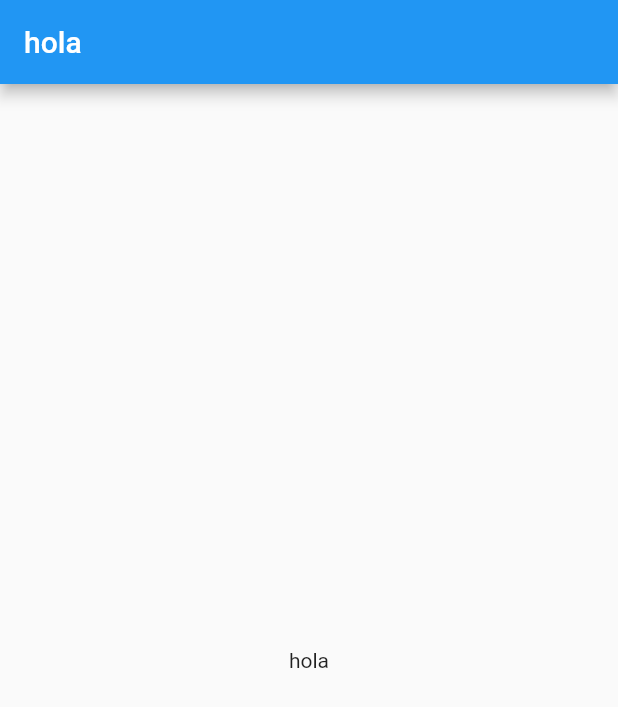
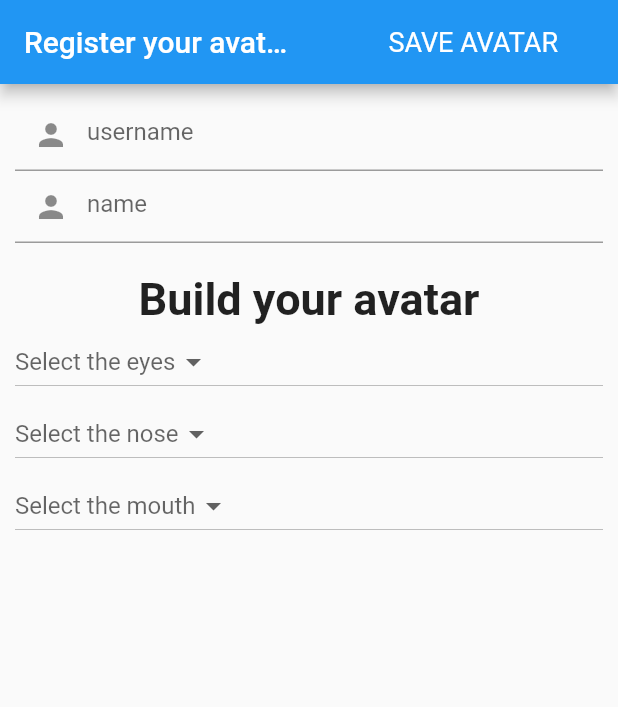
Before and after one commit to Canarygo1/examen_flutter_alejandrocruz, a Flutter app: the screen it shows after launch, on a phone screen of 412 x 824 dp. Shown: the top 707 px of the screen. Run offline on Flutter 3.47's test engine with Material 2 defaults, Android fonts, the phone set to English and light mode, and no system bars; network calls fail; statements that could not run were skipped.

Commit message:
funciona la 1 peticion

```diff
--- /dev/null
+++ b/lib/data/model/propertis.dart
@@ -0,0 +1,14 @@
+class Propertis {
+  List<String> atributtes =[];
+
+
+  Propertis(this.atributtes);
+
+  factory Propertis.fromJson(List<String> json) {
+    List <String> factoryAtributtes =[];
+    for(int i = 0;i<json.length;i++){
+      factoryAtributtes.add(json[i]);
+    }
+    return (Propertis(factoryAtributtes));
+  }
+}
--- a/lib/data/remote/remote_repository.dart
+++ b/lib/data/remote/remote_repository.dart
@@ -1,5 +1,5 @@
-import 'package:examen_flutter_alejandrocruz/data/model/Question.dart';
+import 'package:examen_flutter_alejandrocruz/data/model/propertis.dart';
 
 abstract class RemoteRepository{
-  Future<List<Question>> getQuestions(){}
+  Future<List<Propertis>> getPropertis(){}
 }
--- a/lib/home_ui/home_presenter.dart
+++ b/lib/home_ui/home_presenter.dart
@@ -1,9 +1,19 @@
+import 'package:examen_flutter_alejandrocruz/data/model/propertis.dart';
+import 'package:examen_flutter_alejandrocruz/data/remote/remote_repository.dart';
+
 class HomePresenter {
   HomeView _view;
+  RemoteRepository _remoteRepository;
+  List<Propertis> propertis = [];
 
-  HomePresenter(this._view);
+  HomePresenter(this._view, this._remoteRepository);
+
+  Future<void> init() async {
+    propertis = await _remoteRepository.getPropertis();
+    _view.showOptions(propertis);
+  }
 }
 
 abstract class HomeView {
-
+  showOptions(List<Propertis> propertis) {}
 }
--- a/lib/home_ui/home_screen.dart
+++ b/lib/home_ui/home_screen.dart
@@ -1,25 +1,131 @@
+import 'package:examen_flutter_alejandrocruz/data/model/propertis.dart';
 import 'package:examen_flutter_alejandrocruz/home_ui/home_presenter.dart';
 import 'package:flutter/material.dart';
+
+import '../Injector.dart';
 
 class HomeScreen extends StatefulWidget {
   @override
   _HomeScreenState createState() => _HomeScreenState();
 }
 
-class _HomeScreenState extends State<HomeScreen> implements HomeView{
+class _HomeScreenState extends State<HomeScreen> implements HomeView {
   HomePresenter homePresenter;
+  TextEditingController usernameController = new TextEditingController();
+  String eyes = "Select the eyes";
+  String nose = "Select the nose";
+  String mouth = "Select the mouth";
+  List<String> eyesValues = ["hola", "adios", "se fue"];
+  List<String> noseValues = ["hola", "adios", "se fue"];
+  List<String> moutValues = ["hola", "adios", "se fue"];
+
   @override
   void initState() {
-    homePresenter = HomePresenter(this);
+    homePresenter = HomePresenter(this, Injector.instance.remoteRepository);
+    homePresenter.init();
     super.initState();
   }
+
   @override
   Widget build(BuildContext context) {
     return Scaffold(
       appBar: AppBar(
-        title: Text("hola"),
+        title: Padding(
+          padding: const EdgeInsets.fromLTRB(0, 0, 50, 0),
+          child: Text("Register your avatar"),
+        ),
+        actions: <Widget>[
+          Padding(
+            padding: const EdgeInsets.fromLTRB(0, 0, 20, 0),
+            child: Row(
+              children: <Widget>[
+                Padding(
+                  padding: const EdgeInsets.fromLTRB(0, 0, 20, 0),
+                  child: GestureDetector(
+                      onTap: () => {},
+                      child: Text(
+                        "SAVE AVATAR",
+                        style: TextStyle(fontSize: 18),
+                      )),
+                ),
+              ],
+            ),
+          ),
+        ],
       ),
-      body: Center(child: Text("hola")),
+      body: Padding(
+        padding: const EdgeInsets.all(10.0),
+        child: ListView(
+          children: <Widget>[
+            TextField(
+              controller: usernameController,
+              keyboardType: TextInputType.number,
+              decoration: new InputDecoration(
+                  hintText: "username", prefixIcon: Icon(Icons.person)),
+            ),
+            TextField(
+              controller: usernameController,
+              keyboardType: TextInputType.number,
+              decoration: new InputDecoration(
+                  hintText: "name", prefixIcon: Icon(Icons.person)),
+            ),
+            Padding(
+              padding: const EdgeInsets.fromLTRB(0, 20, 0, 0),
+              child: Center(
+                  child: Text("Build your avatar",
+                      style: TextStyle(
+                          fontSize: 30, fontWeight: FontWeight.bold))),
+            ),
+            DropdownButton<String>(
+                items: eyesValues.map((String val) {
+                  return new DropdownMenuItem<String>(
+                    value: val,
+                    child: new Text(val),
+                  );
+                }).toList(),
+                hint: Text(eyes),
+                onChanged: (newVal) {
+                  eyes = newVal;
+                  setState(() {});
+                }),
+            DropdownButton<String>(
+                items: noseValues.map((String val) {
+                  return new DropdownMenuItem<String>(
+                    value: val,
+                    child: new Text(val),
+                  );
+                }).toList(),
+                hint: Text(nose),
+                onChanged: (newVal) {
+                  nose = newVal;
+                  print(mouth);
+                  setState(() {});
+                }),
+            DropdownButton<String>(
+                items: moutValues.map((String val) {
+                  return new DropdownMenuItem<String>(
+                    value: val,
+                    child: new Text(val),
+                  );
+                }).toList(),
+                hint: Text(mouth),
+                onChanged: (newVal) {
+                  mouth = newVal;
+                  print(mouth);
+                  setState(() {});
+                }),
+          ],
+        ),
+      ),
     );
   }
+
+  @override
+  showOptions(List<Propertis> propertis) {
+    setState(() {
+      eyesValues = propertis[0].atributtes;
+      noseValues = propertis[1].atributtes;
+      moutValues = propertis[2].atributtes;
+    });
+  }
 }
```
Also changed, not shown: lib/data/model/Question.dart (deleted, +0 -24 lines), lib/data/remote/http_remote_repository.dart (+16 -15 lines), lib/data/model/face.dart (added), 2 other files.
